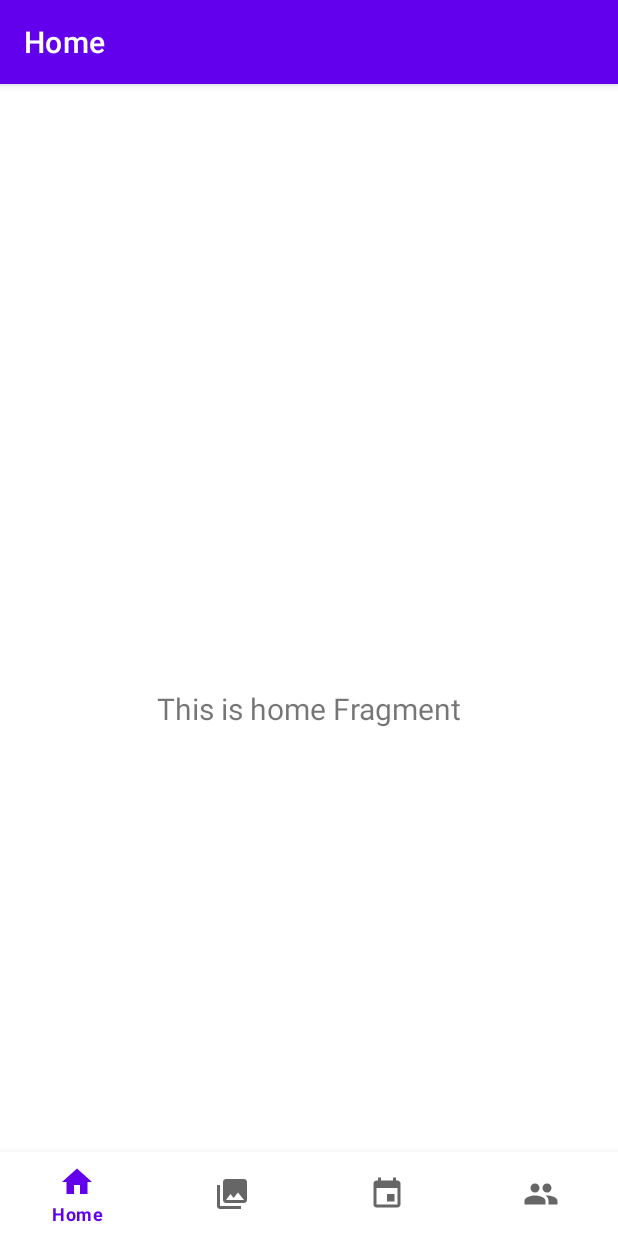
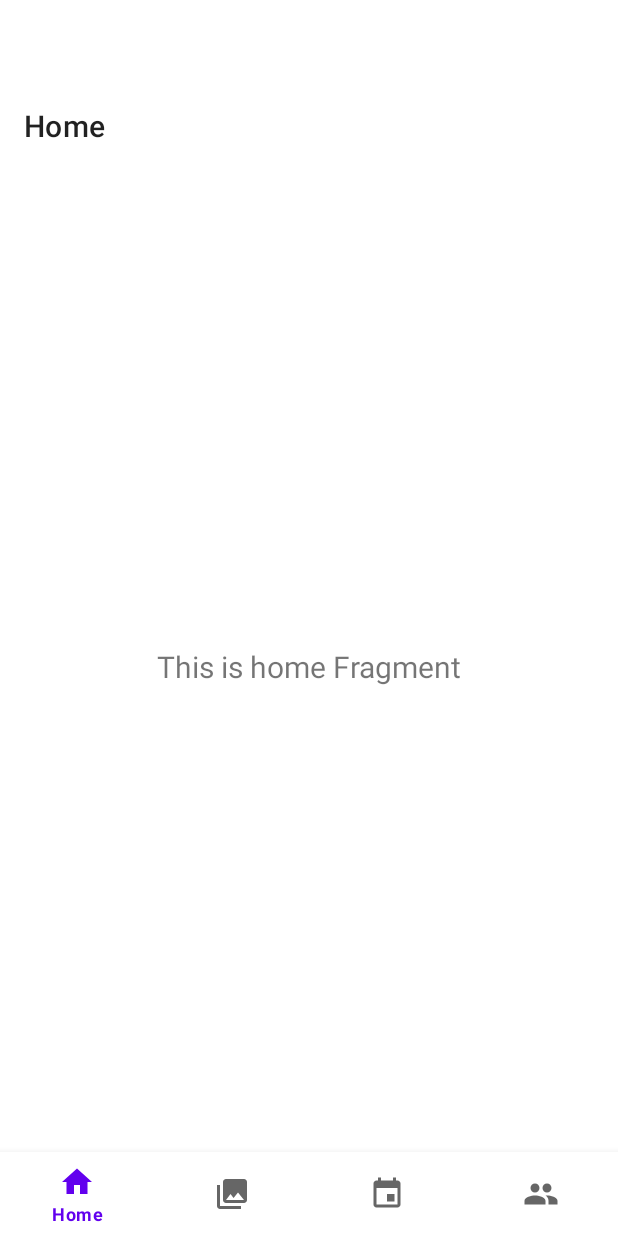
Before and after one commit to kpuc00/sem4-smart-mobile-group-repo, an Android app: the AppActivity screen opened directly, with no data from a screen before it, on a phone screen of 412 x 824 dp. Run offline under Robolectric (Android 15) with nearby library versions, the phone set to English and light mode, and no system bars; our stand-ins replace navigation-ui.

Commit message:
action bar created

```diff
--- a/android/app/src/main/AndroidManifest.xml
+++ b/android/app/src/main/AndroidManifest.xml
@@ -11,7 +11,7 @@
         android:theme="@style/Theme.AndroidPSMThingie">
         <activity
             android:name=".AppActivity"
-            android:label="@string/title_activity_app"></activity>
+            android:label="@string/title_activity_app" />
         <activity android:name=".MainActivity">
             <intent-filter>
                 <action android:name="android.intent.action.MAIN" />
--- a/android/app/src/main/java/com/hills_studio/AppActivity.kt
+++ b/android/app/src/main/java/com/hills_studio/AppActivity.kt
@@ -13,6 +13,8 @@ class AppActivity : AppCompatActivity() {
     override fun onCreate(savedInstanceState: Bundle?) {
         super.onCreate(savedInstanceState)
         setContentView(R.layout.activity_app)
+        setSupportActionBar(findViewById(R.id.toolbar))
+
         val navView: BottomNavigationView = findViewById(R.id.nav_view)
 
         val navController = findNavController(R.id.nav_host_fragment)
--- a/android/app/src/main/res/layout/activity_app.xml
+++ b/android/app/src/main/res/layout/activity_app.xml
@@ -5,6 +5,16 @@
     android:layout_width="match_parent"
     android:layout_height="match_parent"
     android:paddingTop="?attr/actionBarSize">
+
+    <androidx.appcompat.widget.Toolbar
+        android:layout_width="match_parent"
+        android:layout_height="wrap_content"
+        android:id="@+id/toolbar"
+        android:minHeight="?attr/actionBarSize"
+        app:layout_constraintEnd_toEndOf="parent"
+        app:layout_constraintHorizontal_bias="0.0"
+        app:layout_constraintStart_toStartOf="parent"
+        app:layout_constraintTop_toTopOf="parent" />
 
     <com.google.android.material.bottomnavigation.BottomNavigationView
         android:id="@+id/nav_view"
--- a/android/app/src/main/res/navigation/mobile_navigation.xml
+++ b/android/app/src/main/res/navigation/mobile_navigation.xml
@@ -14,17 +14,17 @@
     <fragment
         android:id="@+id/navigation_collections"
         android:name="com.hills_studio.ui.collections.CollectionsFragment"
-        android:label="@string/title_dashboard"
+        android:label="@string/title_collections"
         tools:layout="@layout/fragment_collections" />
 
     <fragment
         android:id="@+id/navigation_events"
         android:name="com.hills_studio.ui.members.MembersFragment"
-        android:label="@string/title_notifications"
+        android:label="@string/events_title"
         tools:layout="@layout/fragment_events" />
     <fragment
         android:id="@+id/navigation_members"
         android:name="com.hills_studio.ui.members.MembersFragment"
-        android:label="@string/title_notifications"
+        android:label="@string/members_title"
         tools:layout="@layout/fragment_members" />
 </navigation>
--- a/android/app/src/main/res/values-night/themes.xml
+++ b/android/app/src/main/res/values-night/themes.xml
@@ -1,6 +1,8 @@
 <resources xmlns:tools="http://schemas.android.com/tools">
     <!-- Base application theme. -->
     <style name="Theme.AndroidPSMThingie" parent="Theme.MaterialComponents.DayNight.DarkActionBar">
+        <item name="windowActionBar">false</item>
+        <item name="windowNoTitle">true</item>
         <!-- Primary brand color. -->
         <item name="colorPrimary">@color/purple_200</item>
         <item name="colorPrimaryVariant">@color/purple_700</item>
--- a/android/app/src/main/res/values/themes.xml
+++ b/android/app/src/main/res/values/themes.xml
@@ -1,6 +1,8 @@
 <resources xmlns:tools="http://schemas.android.com/tools">
     <!-- Base application theme. -->
-    <style name="Theme.AndroidPSMThingie" parent="Theme.MaterialComponents.DayNight.DarkActionBar">
+    <style name="Theme.AndroidPSMThingie" parent="Theme.MaterialComponents.DayNight.NoActionBar">
+        <item name="windowActionBar">false</item>
+        <item name="windowNoTitle">true</item>
         <!-- Primary brand color. -->
         <item name="colorPrimary">@color/purple_500</item>
         <item name="colorPrimaryVariant">@color/purple_700</item>
```
Also changed, not shown: android/app/src/main/res/drawable/ic_account_black_24dp.xml (added, +10 -0 lines), android/app/src/main/res/drawable/ic_settings_black_24dp.xml (added, +10 -0 lines), android/gradle/wrapper/gradle-wrapper.properties.
